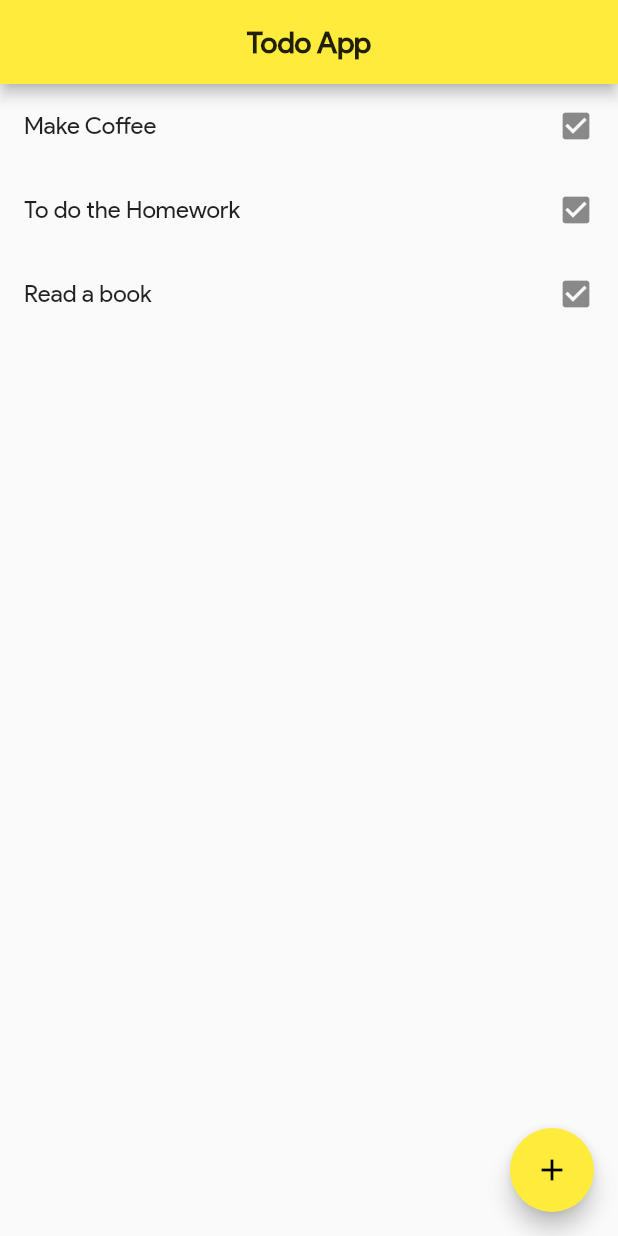
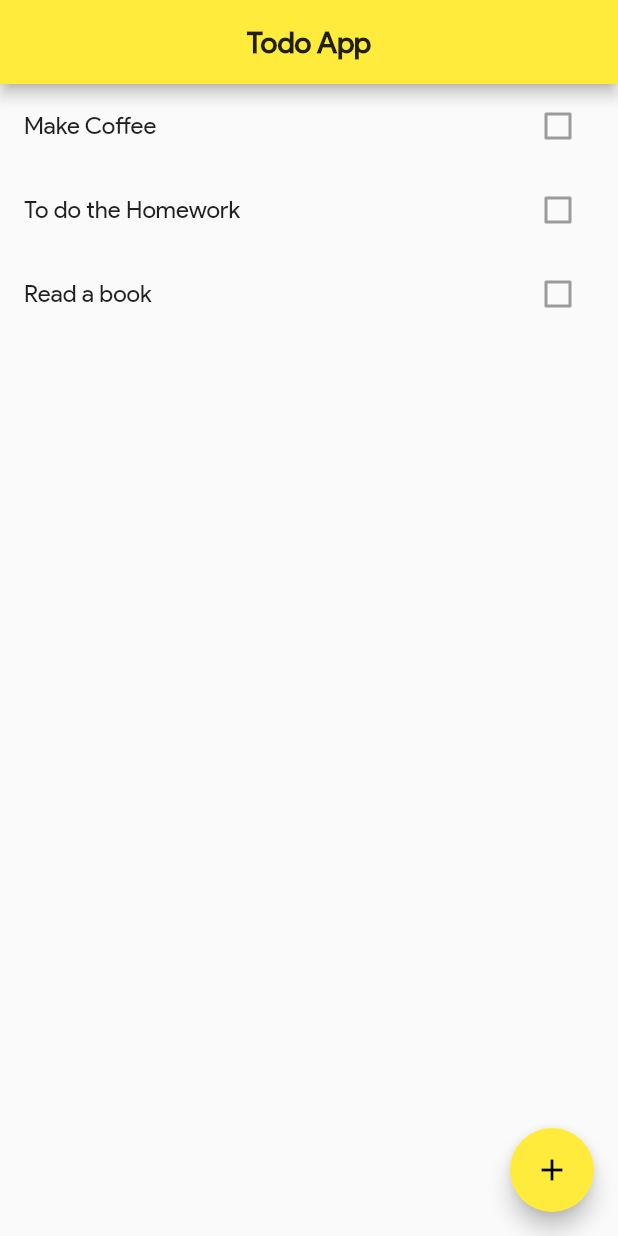
Before and after one commit to gabrielvictorjs/flutter-todo-app, a Flutter app: the screen it shows after launch, on a phone screen of 412 x 824 dp. Run offline on Flutter 3.47's test engine with Material 2 defaults, Android fonts, the phone set to English and light mode, and no system bars.

Commit message:
create buildTodoItem and implements dismissible

```diff
--- a/lib/pages/home_page.dart
+++ b/lib/pages/home_page.dart
@@ -19,7 +19,13 @@ class _HomePageState extends State<HomePage> {
   }
 
   void _setCompleteness(Todo item) {
-    item.complete = !item.complete;
+    setState(() {
+      item.complete = !item.complete;
+    });
+  }
+
+  void _removeTodo(Todo item) {
+    _todos.remove(item);
   }
 
   @override
@@ -35,13 +41,7 @@ class _HomePageState extends State<HomePage> {
 
       body: ListView.builder(
         itemCount: _todos.length,
-        itemBuilder: (context, index) {
-          return ListTile(
-            onTap: () => _setCompleteness(_todos[index]),
-            title: Text(_todos[index].title),
-            trailing: Icon(Icons.check_box)
-          );
-        }
+        itemBuilder: (context, index) => buildTodoItem(_todos[index])
       ),
 
       floatingActionButton: FloatingActionButton(
@@ -50,4 +50,24 @@ class _HomePageState extends State<HomePage> {
       ),
     );
   }
+
+  Widget buildTodoItem(Todo item) {
+    return Dismissible(
+      key: Key(item.hashCode.toString()),
+      onDismissed: (direction) => _removeTodo(item),
+      direction: DismissDirection.startToEnd,
+      background: Container(
+        color: Colors.red[600],
+        child: Icon(Icons.delete, color: Colors.white),
+        alignment: Alignment.centerLeft,
+        padding: EdgeInsets.only(left: 12),
+      ),
+
+      child: ListTile(
+        onTap: () => _setCompleteness(item),
+        title: Text(item.title),
+        trailing: Checkbox(value: item.complete, onChanged: null)
+      ),
+    );
+  }
 }
```
